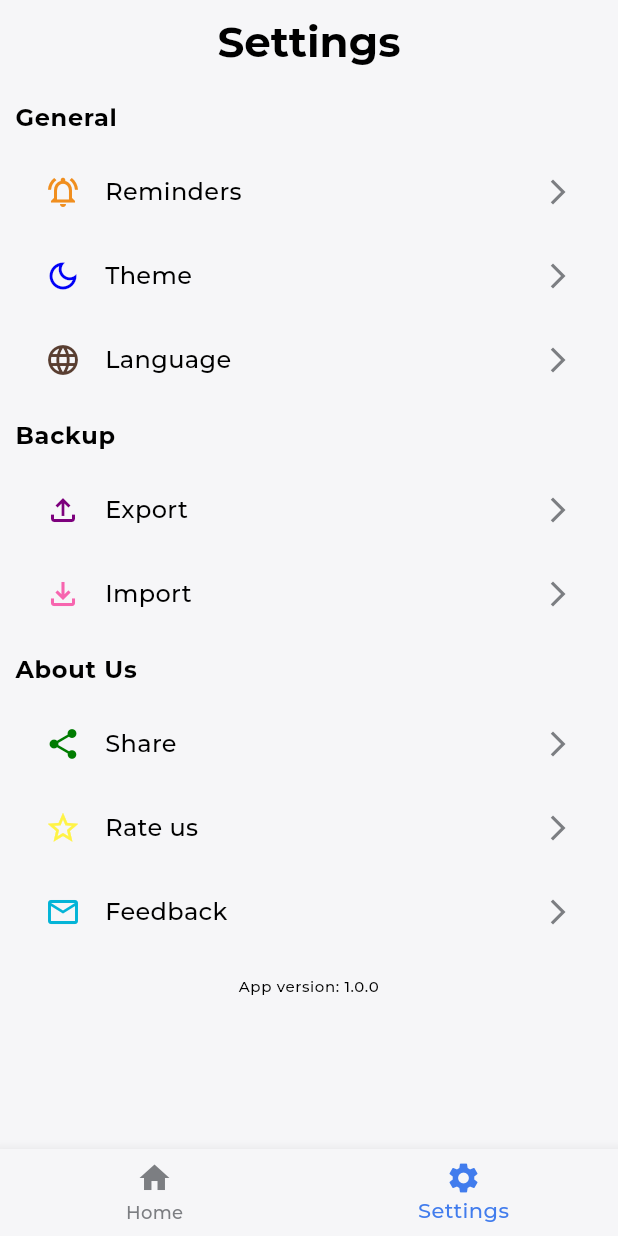
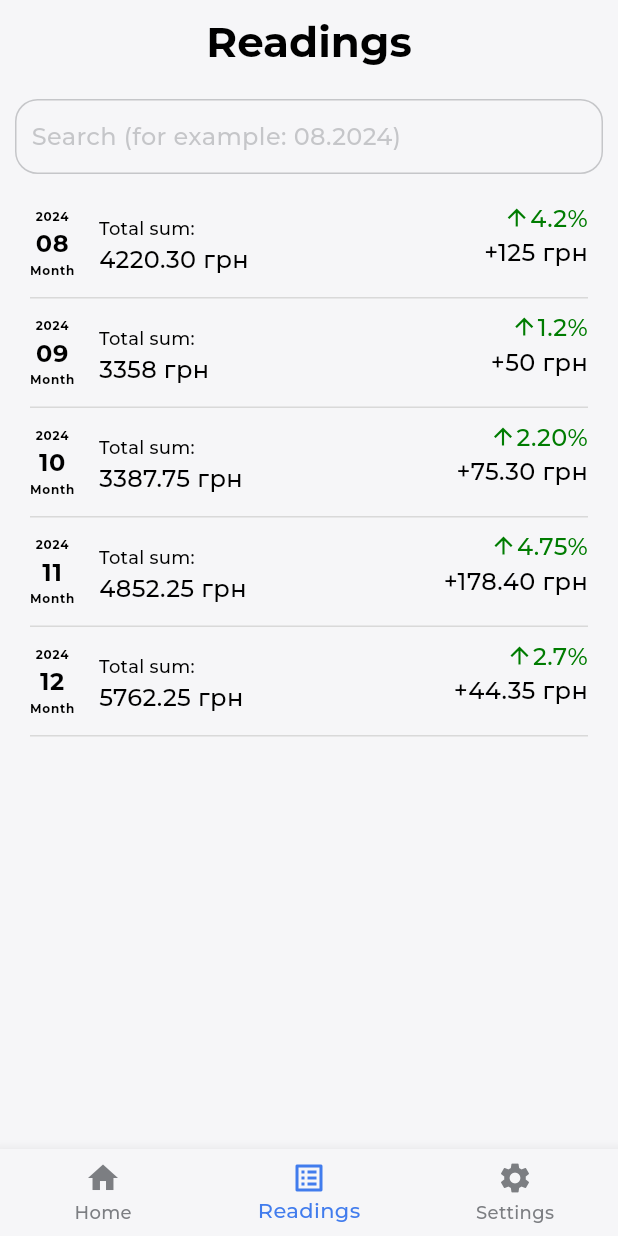
Before and after one commit to MishaArb/HomeInfo, a Flutter app: the screen it shows after launch, item 2 of the bottom bar chosen, on a phone screen of 412 x 824 dp. Run offline on Flutter 3.47's test engine with Material 3 defaults, Android fonts, the phone set to English and light mode, and no system bars; our stand-ins replace auto_route, bloc, equatable, flutter_bloc, get_it, shared_preferences; generated files the repository leaves out were written again.

Commit message:
feat: implement ReadingsScreen

```diff
--- a/lib/core/localizations/l10n/app_en.arb
+++ b/lib/core/localizations/l10n/app_en.arb
@@ -29,6 +29,7 @@
   "settings_button_inscription" : "Settings",
   "months_button_inscription" : "Months",
   "years_button_inscription" : "Years",
+  "readings_button_inscription" : "Readings",
 
   "app_version_screen_inscription" : "App version",
   "pick_date_screen_inscription" : "Pick a date",
@@ -38,6 +39,7 @@
 
   "title_hint_text" : "Title",
   "description_hint_text" : "Description",
+  "search_hint_text" : "Search (for example: 08.2024)",
 
   "language_screen_description" : "Select your preferred language and make the app truly yours. Customize your experience by choosing the language that speaks to you",
   "theme_screen_description" : "Pick the theme that resonates with your style and sets the mood for your app experience"
--- a/lib/core/localizations/l10n/app_uk.arb
+++ b/lib/core/localizations/l10n/app_uk.arb
@@ -29,6 +29,7 @@
   "settings_button_inscription" : "Налаштування",
   "months_button_inscription" : "Місяці",
   "years_button_inscription" : "Роки",
+  "readings_button_inscription" : "Показники",
 
   "app_version_screen_inscription" : "Версія додатку",
   "pick_date_screen_inscription" : "Виберіть дату",
@@ -38,6 +39,7 @@
 
   "title_hint_text" : "Назва",
   "description_hint_text" : "Опис",
+  "search_hint_text" : "Пошук (наприклад: 08.2024)",
 
   "language_screen_description" : "Виберіть потрібну мову та зробіть програму справді вашою. Налаштуйте свій досвід, вибравши мову, яка розмовляє з вами",
   "theme_screen_description" : "Виберіть тему, яка відповідає вашому стилю та створює настрій для роботи з програмою"
--- a/lib/core/router/router.dart
+++ b/lib/core/router/router.dart
@@ -2,6 +2,7 @@ import 'package:auto_route/auto_route.dart';
 
 import '../../presentation/pages/bottom_navigation_bar/bottom_navigation_bar.dart';
 import '../../presentation/pages/home/home_screen.dart';
+import '../../presentation/pages/readings/readings_screen.dart';
 import '../../presentation/pages/settings/language/language_screen.dart';
 import '../../presentation/pages/settings/reminder/reminders_screen.dart';
 import '../../presentation/pages/settings/settings_screen.dart';
@@ -19,6 +20,7 @@ class AppRouter extends _$AppRouter {
           children: [
             AutoRoute(page: HomeRoute.page),
             AutoRoute(page: SettingsRoute.page),
+            AutoRoute(page: ReadingsRoute.page),
           ],
         ),
         AutoRoute(page: RemindersRoute.page, path: '/remindersScreen'),
--- a/lib/presentation/pages/bottom_navigation_bar/bottom_navigation_bar.dart
+++ b/lib/presentation/pages/bottom_navigation_bar/bottom_navigation_bar.dart
@@ -5,19 +5,13 @@ import '../../../core/router/router.dart';
 import '../../../core/themes/app_colors.dart';
 
 @RoutePage()
-class BottomNavigationBarScreen extends StatefulWidget {
+class BottomNavigationBarScreen extends StatelessWidget {
   const BottomNavigationBarScreen({super.key});
 
   @override
-  State<BottomNavigationBarScreen> createState() =>
-      _BottomNavigationBarScreenState();
-}
-
-class _BottomNavigationBarScreenState extends State<BottomNavigationBarScreen> {
-  @override
   Widget build(BuildContext context) {
     return AutoTabsRouter(
-      routes: const [HomeRoute(), SettingsRoute()],
+      routes: const [HomeRoute(), ReadingsRoute(), SettingsRoute()],
       builder: (context, child) {
         final tabRouter = AutoTabsRouter.of(context);
         return Scaffold(
@@ -31,6 +25,10 @@ class _BottomNavigationBarScreenState extends State<BottomNavigationBarScreen> {
               BottomNavigationBarItem(
                 icon: const Icon(Icons.home),
                 label: AppLocalizations.of(context)!.home_button_inscription,
+              ),
+              BottomNavigationBarItem(
+                icon: const Icon(Icons.list_alt),
+                label:AppLocalizations.of(context)!.readings_button_inscription,
               ),
               BottomNavigationBarItem(
                 icon: const Icon(Icons.settings),
--- a/lib/presentation/pages/home/home_screen.dart
+++ b/lib/presentation/pages/home/home_screen.dart
@@ -27,6 +27,9 @@ List<Readings> readingsList = [
     '125',
   ),
   Readings('25.09.2024', '3358', '1.2', '50'),
+  Readings('25.10.2024', '3387.75', '2.20', '75.30'),
+  Readings('25.11.2024', '4852.25', '4.75', '178.40'),
+  Readings('25.12.2024', '5762.25', '2.7', '44.35'),
 ];
 
 @RoutePage()
--- /dev/null
+++ b/lib/presentation/pages/readings/readings_screen.dart
@@ -0,0 +1,65 @@
+import 'package:flutter/material.dart';
+import 'package:auto_route/auto_route.dart';
+import 'package:flutter_gen/gen_l10n/app_localizations.dart';
+import 'package:home_info/presentation/widgets/readings_item/readings_item.dart';
+
+import '../../../core/themes/app_colors.dart';
+import '../home/home_screen.dart';
+
+@RoutePage()
+class ReadingsScreen extends StatelessWidget {
+  const ReadingsScreen({super.key});
+
+  @override
+  Widget build(BuildContext context) {
+    return Scaffold(
+      appBar: AppBar(
+        title: Text(
+          AppLocalizations.of(context)!.readings_button_inscription,
+        ),
+      ),
+      body: Column(
+        children: [
+          _buildSearchField(context),
+          _buildReminderItemListView(),
+        ],
+      ),
+    );
+  }
+
+  _buildSearchField(BuildContext context) {
+    return GestureDetector(
+      child: Container(
+        alignment: Alignment.centerLeft,
+        margin: const EdgeInsets.all(10),
+        padding: const EdgeInsets.only(left: 10),
+        height: 50,
+        width: double.infinity,
+        decoration: BoxDecoration(
+          borderRadius: BorderRadius.circular(15),
+          border:
+              Border.all(width: 1, color: AppColors.grey82.withOpacity(0.4)),
+        ),
+        child: Text(
+          AppLocalizations.of(context)!.search_hint_text,
+          style: Theme.of(context)
+              .textTheme
+              .bodyMedium!
+              .copyWith(color: AppColors.grey82.withOpacity(0.4)),
+        ),
+      ),
+    );
+  }
+}
+
+_buildReminderItemListView() {
+  return Expanded(
+    child: ListView.builder(
+      itemCount: readingsList.length,
+      itemBuilder: (BuildContext context, int index) {
+        return buildReadingsItem(
+            context: context, readingsItem: readingsList[index]);
+      },
+    ),
+  );
+}
--- a/lib/presentation/widgets/readings_item/readings_item.dart
+++ b/lib/presentation/widgets/readings_item/readings_item.dart
@@ -54,7 +54,7 @@ SizedBox buildReadingsItem({
             ),
             subtitle: Text(
               '${readingsItem.total} грн',
-              style: Theme.of(context).textTheme.titleMedium,
+              style: Theme.of(context).textTheme.bodyMedium,
             ),
             trailing: Column(
               crossAxisAlignment: CrossAxisAlignment.end,
```
